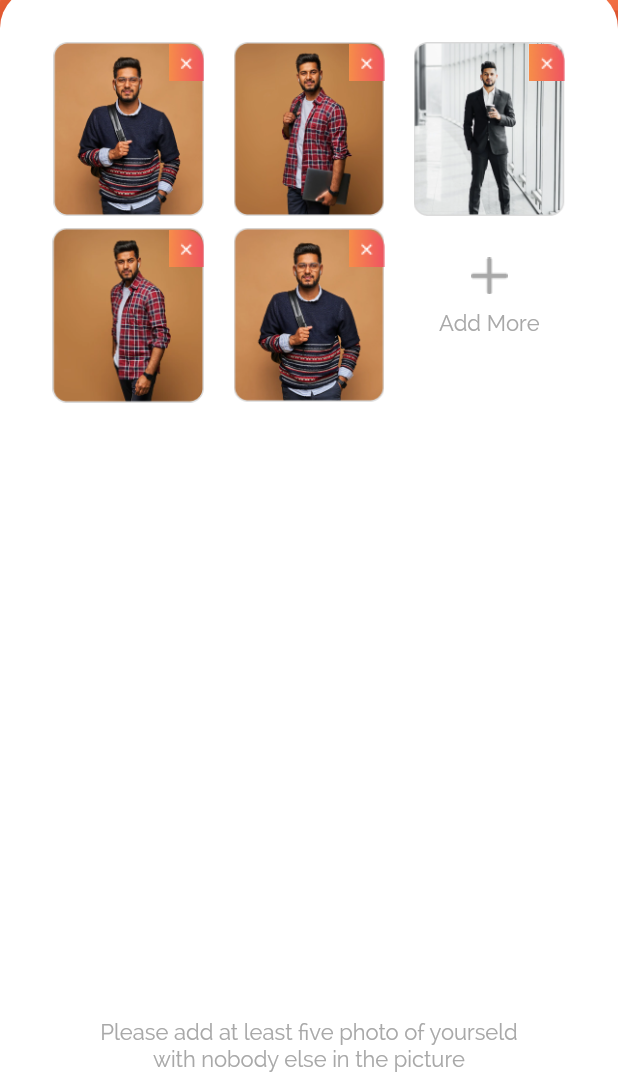
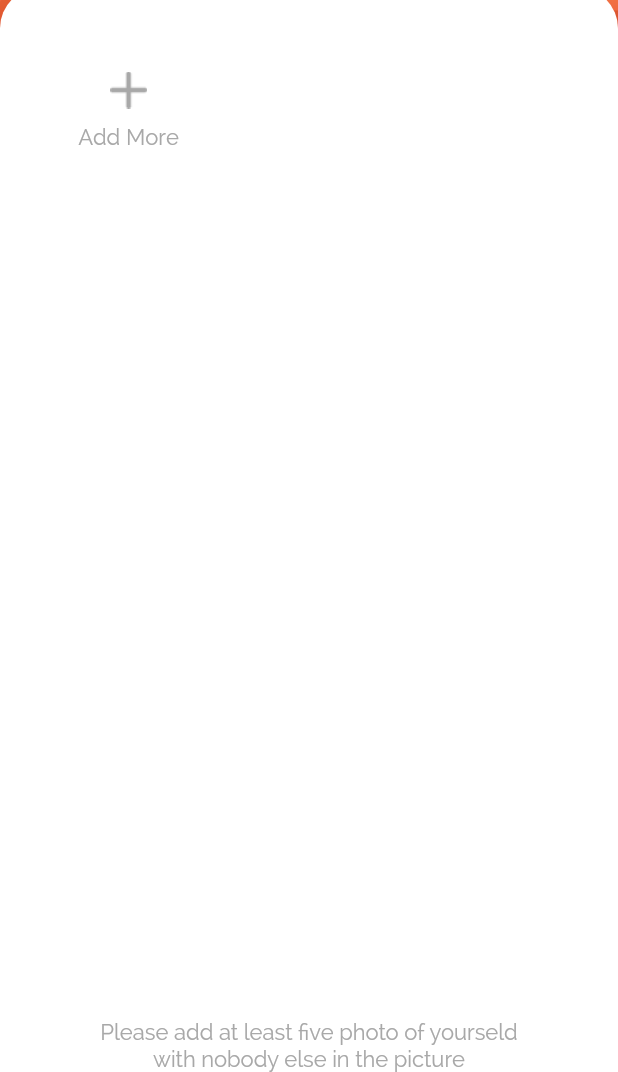
Before and after one commit to priyasingh04/crwd, a Flutter app: the Info screen opened directly, on a phone screen of 412 x 824 dp, the part 164-1236 px from its top. Run offline on Flutter 3.47's test engine with Material 2 defaults, Android fonts, the phone set to English and light mode, and no system bars; our stand-ins replace firebase_auth, firebase_core, google_sign_in, otp_text_field, responsive_framework, smooth_page_indicator; accounts and stored records are empty.

Commit message:
otp,datascreen

```diff
--- a/lib/screens/home_screen.dart
+++ b/lib/screens/home_screen.dart
@@ -26,8 +26,8 @@ class _HomeScreenState extends State<HomeScreen> {
         backgroundColor: Colors.transparent,
         body: Container(
             padding: const EdgeInsets.only(top: 20, right: 20, left: 20),
-            height: getHeight(context),
-            width: getWidth(context),
+            height: double.infinity,
+            width: double.infinity,
             decoration: const BoxDecoration(
               gradient: LinearGradient(
                   begin: Alignment.topCenter,
@@ -98,7 +98,7 @@ class _HomeScreenState extends State<HomeScreen> {
                           onTap: () {
                             Navigator.of(context).push(MaterialPageRoute(
                                 builder: (BuildContext context) =>
-                                    const SecondScreen()));
+                                    const JoinNow()));
                           },
                           child: Container(
                             height: getHeight(context) * 0.07,
--- a/lib/screens/info_2_screen.dart
+++ b/lib/screens/info_2_screen.dart
@@ -72,51 +72,7 @@ class _InfoState extends State<Info> {
          primary: false,
        padding: const EdgeInsets.all(10),
          children: <Widget>[
-    Stack(
- children: [
-   Image.asset("assets/man_image1.png",height: 140,width: 140,),
-   Positioned(
-     right: 6.5,
-      top: 0,
-       child:  Image.asset("assets/close.png",height: 30,width: 30,),)
- ],
-    ),
-      Stack(
-        children: [
-          Image.asset("assets/man_image2.png",height: 140,width: 140,),
-          Positioned(
-            right: 6.5,
-            top: 0,
-            child:  Image.asset("assets/close.png",height: 30,width: 30,),)
-        ],
-      ),
-      Stack(
-        children: [
-          Image.asset("assets/man_image3.png",height: 140,width: 140,),
-          Positioned(
-            right: 6.5,
-            top: 0,
-            child:  Image.asset("assets/close.png",height: 30,width: 30,),)
-        ],
-      ),
-           Stack(
-             children: [
-               Image.asset("assets/man_image4.png",height: 140,width: 140,),
-               Positioned(
-                 right: 6.5,
-                 top: 0,
-                 child:  Image.asset("assets/close.png",height: 30,width: 30,),)
-             ],
-           ),
-           Stack(
-             children: [
-               Image.asset("assets/man_image1.png",height: 140,width: 140,),
-               Positioned(
-                 right: 6.5,
-                 top: 0,
-                 child:  Image.asset("assets/close.png",height: 30,width: 30,),)
-             ],
-           ),
+
 
          Container(
            margin: EdgeInsets.only(top: 10),
--- a/lib/screens/info_screen.dart
+++ b/lib/screens/info_screen.dart
@@ -36,6 +36,7 @@ class _BasicInformationState extends State<BasicInformation> {
     child: Image.asset("assets/toolbar_bg.png",fit: BoxFit.cover,),
     ),
     Scaffold(
+        resizeToAvoidBottomInset: false,
     backgroundColor: Colors.transparent,
     appBar: AppBar(
     backgroundColor: Colors.transparent,
--- a/pubspec.yaml
+++ b/pubspec.yaml
@@ -41,6 +41,8 @@ dependencies:
   otp_text_field: ^1.1.3
   google_sign_in: ^5.4.2
   http: ^0.13.5
+  firebase_auth: ^3.11.2
+  firebase_core: ^1.24.0
 
 dev_dependencies:
   flutter_test:
```
Also changed, not shown: lib/api/api_call.dart (+16 -12 lines), lib/screens/otp_screen.dart (+19 -3 lines), lib/screens/signIn_screen.dart (+13 -20 lines), lib/utils/google_method.dart (+25 -10 lines), lib/utils/send_otp_method.dart (added, +69 -0 lines), assets/Art.png (added), assets/music.png (added), assets/party.png (added), assets/sport.png (added), pubspec.lock.
